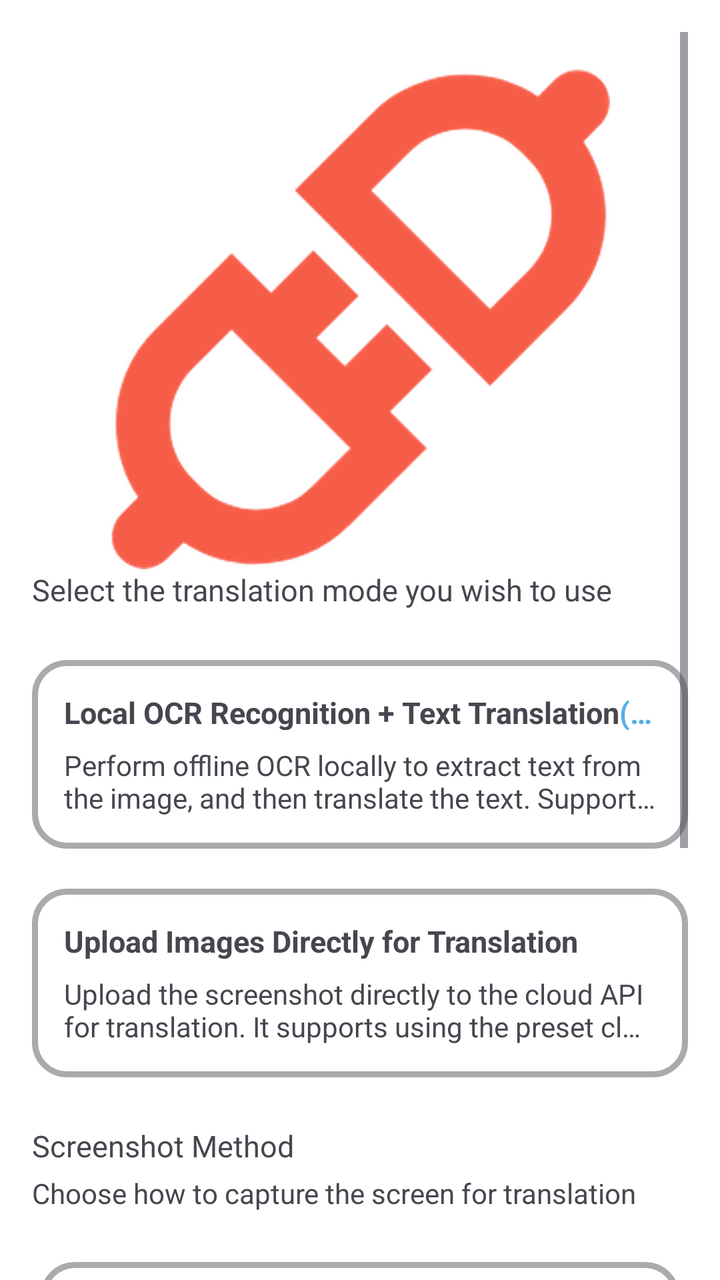
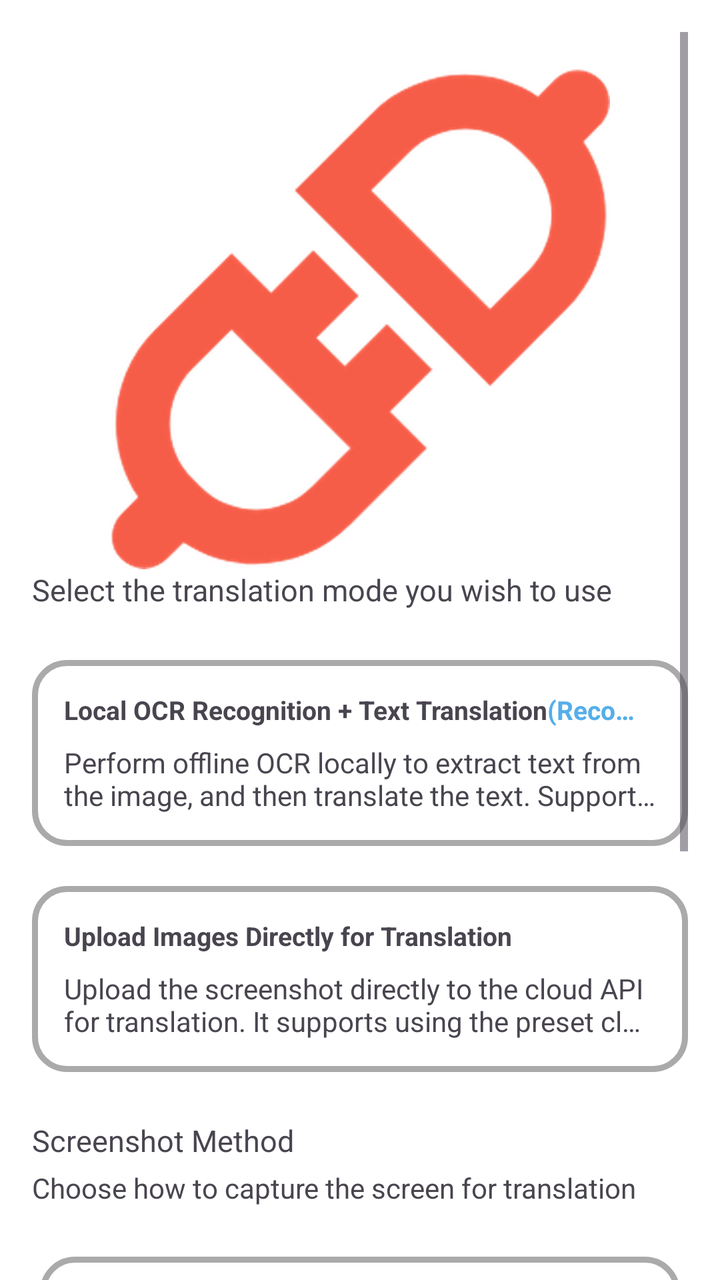

Two renders of the same Android screen: before a commit and after it. Below are the layout's source before the change and the commit's diff.
<!-- AndroidManifest.xml: application theme Theme.MT -->
<!-- res/layout/fragment_translation_mode.xml -->
<?xml version="1.0" encoding="utf-8"?>
<ScrollView xmlns:android="http://schemas.android.com/apk/res/android"
    xmlns:app="http://schemas.android.com/apk/res-auto"
    xmlns:tools="http://schemas.android.com/tools"
    android:id="@+id/constrainLayout"
    android:layout_width="match_parent"
    android:layout_height="match_parent"
    android:padding="16dp"
    android:clipChildren="false"
    android:clipToPadding="false"
    tools:context=".me.settings.TranslationMode" >

    <androidx.constraintlayout.widget.ConstraintLayout
        android:layout_width="match_parent"
        android:layout_height="wrap_content"
        android:clipChildren="false"
        android:clipToPadding="false"
        app:layout_constraintBottom_toBottomOf="parent"
        app:layout_constraintEnd_toEndOf="parent"
        app:layout_constraintStart_toStartOf="parent"
        app:layout_constraintTop_toTopOf="parent">

        <androidx.constraintlayout.widget.Guideline
            android:id="@+id/guideline"
            android:layout_width="wrap_content"
            android:layout_height="wrap_content"
            android:orientation="horizontal"
            app:layout_constraintGuide_percent="0.02" />

        <ImageView
            android:id="@+id/api_imageView"
            android:layout_width="250dp"
            android:layout_height="250dp"
            android:src="@drawable/apiicon"
            android:scaleType="centerCrop"
            app:layout_constraintEnd_toEndOf="parent"
            app:layout_constraintStart_toStartOf="parent"
            app:layout_constraintTop_toBottomOf="@id/guideline" />

        <TextView
            android:id="@+id/des_textView"
            android:layout_width="wrap_content"
            android:layout_height="wrap_content"
            android:text="@string/choose_mode"
            android:textSize="15sp"
            app:layout_constraintTop_toBottomOf="@id/api_imageView"
            app:layout_constraintStart_toStartOf="parent" />

        <LinearLayout
            android:id="@+id/modeGroup"
            android:layout_width="match_parent"
            android:layout_height="wrap_content"
            android:orientation="vertical"
            android:layout_marginTop="10dp"
            app:layout_constraintTop_toBottomOf="@id/des_textView"
            app:layout_constraintEnd_toEndOf="parent"
            app:layout_constraintStart_toStartOf="parent">

            <LinearLayout
                android:id="@+id/ocrModeLayout"
                android:layout_width="match_parent"
                android:layout_height="wrap_content"
                android:layout_marginTop="15dp"
                android:background="@drawable/custom_radio_button_background"
                android:orientation="horizontal"
                android:padding="16dp">

                <LinearLayout
                    android:layout_width="match_parent"
                    android:layout_height="wrap_content"
                    android:orientation="vertical">

                    <TextView android:ellipsize="end" android:maxLines="1" android:autoSizeTextType="uniform" android:autoSizeMinTextSize="15sp" android:autoSizeMaxTextSize="18sp" android:autoSizeStepGranularity="1sp" 
                        android:layout_width="match_parent"
                        android:layout_height="wrap_content"
                        android:text="@string/ocr_mode"
                        android:textSize="14sp"
                        android:textStyle="bold"
                        android:textColorHighlight="@android:color/transparent"/>

                    <TextView
                        android:layout_width="match_parent"
                        android:layout_height="wrap_content"
                        android:layout_marginTop="8dp"
                        android:maxLines="2"
                        android:ellipsize="end"
                        android:text="@string/ocr_mode_description" />

                </LinearLayout>
            </LinearLayout>

            <LinearLayout
                android:id="@+id/picModeLayout"
                android:layout_width="match_parent"
                android:layout_height="wrap_content"
                android:layout_marginTop="20dp"
                android:background="@drawable/custom_radio_button_background"
                android:orientation="horizontal"
                android:padding="16dp">

                <LinearLayout
                    android:layout_width="match_parent"
                    android:layout_height="wrap_content"
                    android:orientation="vertical">

                    <TextView android:ellipsize="end" android:maxLines="1" android:autoSizeTextType="uniform" android:autoSizeMinTextSize="15sp" android:autoSizeMaxTextSize="18sp" android:autoSizeStepGranularity="1sp" 
                        android:layout_width="match_parent"
                        android:layout_height="wrap_content"
                        android:text="@string/pic_mode"
                        android:textSize="14sp"
                        android:textStyle="bold" />

                    <TextView
                        android:layout_width="match_parent"
                        android:layout_height="wrap_content"
                        android:layout_marginTop="8dp"
                        android:maxLines="2"
                        android:ellipsize="end"
                        android:text="@string/pic_mode_description"
                        android:textColorHighlight="@android:color/transparent"/>

                </LinearLayout>
            </LinearLayout>

        </LinearLayout>

        
        <TextView
            android:id="@+id/screenshot_title"
            android:layout_width="wrap_content"
            android:layout_height="wrap_content"
            android:layout_marginTop="24dp"
            android:text="@string/screenshot_section_title"
            android:textSize="15sp"
            app:layout_constraintTop_toBottomOf="@id/modeGroup"
            app:layout_constraintStart_toStartOf="parent" />

        <TextView
            android:id="@+id/screenshot_desc"
            android:layout_width="wrap_content"
            android:layout_height="wrap_content"
            android:layout_marginTop="4dp"
            android:text="@string/screenshot_section_desc"
            android:textSize="14sp"
            android:textColor="?android:textColorSecondary"
            app:layout_constraintTop_toBottomOf="@id/screenshot_title"
            app:layout_constraintStart_toStartOf="parent" />

        <LinearLayout
            android:id="@+id/screenshotGroup"
            android:layout_width="match_parent"
            android:layout_height="wrap_content"
            android:orientation="vertical"
            android:clipChildren="false"
            android:clipToPadding="false"
            android:layout_marginTop="10dp"
            app:layout_constraintTop_toBottomOf="@id/screenshot_desc"
            app:layout_constraintEnd_toEndOf="parent"
            app:layout_constraintStart_toStartOf="parent">

            <LinearLayout
                android:id="@+id/mediaprojectionLayout"
                android:layout_width="match_parent"
                android:layout_height="wrap_content"
                android:layout_marginHorizontal="4dp"
                android:layout_marginTop="15dp"
                android:background="@drawable/custom_radio_button_background"
                android:orientation="horizontal"
                android:padding="16dp">

                <LinearLayout
                    android:layout_width="match_parent"
                    android:layout_height="wrap_content"
                    android:orientation="vertical">

                    <TextView android:ellipsize="end" android:maxLines="1" android:autoSizeTextType="uniform" android:autoSizeMinTextSize="15sp" android:autoSizeMaxTextSize="18sp" android:autoSizeStepGranularity="1sp" 
                        android:layout_width="match_parent"
                        android:layout_height="wrap_content"
                        android:text="@string/screenshot_method_mediaprojection"
                        android:textSize="14sp"
                        android:textStyle="bold"
                        android:textColorHighlight="@android:color/transparent"/>

                    <TextView
                        android:layout_width="match_parent"
                        android:layout_height="wrap_content"
                        android:layout_marginTop="8dp"
                        android:text="@string/screenshot_mediaprojection_desc" />

                </LinearLayout>
            </LinearLayout>

            <LinearLayout
                android:id="@+id/accessibilityLayout"
                android:layout_width="match_parent"
                android:layout_height="wrap_content"
                android:layout_marginHorizontal="4dp"
                android:layout_marginTop="20dp"
                android:background="@drawable/custom_radio_button_background"
                android:orientation="horizontal"
                android:padding="16dp">

                <LinearLayout
                    android:layout_width="match_parent"
                    android:layout_height="wrap_content"
                    android:orientation="vertical">

                    <TextView android:ellipsize="end" android:maxLines="1" android:autoSizeTextType="uniform" android:autoSizeMinTextSize="15sp" android:autoSizeMaxTextSize="18sp" android:autoSizeStepGranularity="1sp" 
                        android:layout_width="match_parent"
                        android:layout_height="wrap_content"
                        android:text="@string/screenshot_method_accessibility"
                        android:textSize="14sp"
                        android:textStyle="bold" />

                    <TextView
                        android:layout_width="match_parent"
                        android:layout_height="wrap_content"
                        android:layout_marginTop="8dp"
                        android:text="@string/screenshot_accessibility_desc"
                        android:textColorHighlight="@android:color/transparent"/>

                </LinearLayout>
            </LinearLayout>

        </LinearLayout>

    </androidx.constraintlayout.widget.ConstraintLayout>

</ScrollView>
<!-- resources referenced by this layout -->
<resources>
  <!-- drawable apiicon: webp bitmap (drawable, 46238 bytes) -->
  <!-- drawable custom_radio_button_background (drawable) -->
  <?xml version="1.0" encoding="utf-8"?>
  <shape xmlns:android="http://schemas.android.com/apk/res/android"
      android:shape="rectangle">
  
      <corners android:radius="16dp" />
      <stroke android:width="3dp" android:color="@android:color/darker_gray" />
      <solid android:color="@color/surface" />
  
  </shape>
  <string name="choose_mode">Select the translation mode you wish to use</string>
  <string name="ocr_mode">Local OCR Recognition + Text Translation<font color="#55AEEA">(Recommended)</font></string>
  <string name="ocr_mode_description">Perform offline OCR locally to extract text from the image, and then translate the text. Supports local machine offline text translation, as well as the use of preset cloud text translation APIs and custom cloud text translation APIs. Note that offline OCR recognition only supports Chinese,  English, Japanese, and Korean. This method consumes very little data traffic; if you choose to process it completely locally, you can even do it completely offline.</string>
  <string name="pic_mode">Upload Images Directly for Translation</string>
  <string name="pic_mode_description">Upload the screenshot directly to the cloud API for translation. It supports using the preset cloud image translation API, and also supports using the custom cloud image translation API. <font color="#55AEEA">It does not support local translation</font>. This method consumes relatively more data traffic.</string>
  <string name="screenshot_accessibility_desc">✅ One-time authorization — never asked again\n✅ No persistent notification — clean status bar\n❌ Must manually enable in system accessibility settings</string>
  <string name="screenshot_mediaprojection_desc">✅ Works out of the box — no additional service to install or configure\n❌ Permission dialog on every launch\n❌ Android requires persistent "recording" notification</string>
  <string name="screenshot_method_accessibility">Accessibility Service</string>
  <string name="screenshot_method_mediaprojection">Screen Capture (Recommended)</string>
  <string name="screenshot_section_desc">Choose how to capture the screen for translation</string>
  <string name="screenshot_section_title">Screenshot Method</string>
  <style name="Theme.MT" parent="Base.Theme.MT">
          
          <item name="android:navigationBarColor">@android:color/transparent</item>
          <item name="android:statusBarColor">@android:color/transparent</item>
          <item name="android:windowLightStatusBar">?attr/isLightTheme</item>
      </style>
  <color name="surface">#FFFFFF</color>
  <style name="Base.Theme.MT" parent="Theme.Material3.DayNight.NoActionBar">
          <item name="colorPrimary">@color/primary</item>
          <item name="android:windowBackground">@color/surface</item>
          <item name="android:navigationBarColor">
              @android:color/transparent
          </item>
          <item name="android:enforceNavigationBarContrast">false</item>
          <item name="android:enforceStatusBarContrast">false</item>
      </style>
  <color name="primary">#55AEEA</color>
</resources>

<!-- the commit's change to res/layout/fragment_translation_mode.xml (unified diff, before → after) -->
@@ -70,12 +70,12 @@
                     android:layout_height="wrap_content"
                     android:orientation="vertical">
 
-                    <TextView android:ellipsize="end" android:maxLines="1" android:autoSizeTextType="uniform" android:autoSizeMinTextSize="15sp" android:autoSizeMaxTextSize="18sp" android:autoSizeStepGranularity="1sp" 
+                    <TextView android:ellipsize="end" android:maxLines="1" 
                         android:layout_width="match_parent"
                         android:layout_height="wrap_content"
                         android:text="@string/ocr_mode"
-                        android:textSize="14sp"
-                        android:textStyle="bold"
+                        android:textSize="13sp"
+						android:textStyle="bold"
                         android:textColorHighlight="@android:color/transparent"/>
 
                     <TextView
@@ -103,11 +103,11 @@
                     android:layout_height="wrap_content"
                     android:orientation="vertical">
 
-                    <TextView android:ellipsize="end" android:maxLines="1" android:autoSizeTextType="uniform" android:autoSizeMinTextSize="15sp" android:autoSizeMaxTextSize="18sp" android:autoSizeStepGranularity="1sp" 
+                    <TextView android:ellipsize="end" android:maxLines="1" 
                         android:layout_width="match_parent"
                         android:layout_height="wrap_content"
                         android:text="@string/pic_mode"
-                        android:textSize="14sp"
+                        android:textSize="13sp"
                         android:textStyle="bold" />
 
                     <TextView
@@ -173,12 +173,12 @@
                     android:layout_height="wrap_content"
                     android:orientation="vertical">
 
-                    <TextView android:ellipsize="end" android:maxLines="1" android:autoSizeTextType="uniform" android:autoSizeMinTextSize="15sp" android:autoSizeMaxTextSize="18sp" android:autoSizeStepGranularity="1sp" 
+                    <TextView android:ellipsize="end" android:maxLines="1" 
                         android:layout_width="match_parent"
                         android:layout_height="wrap_content"
                         android:text="@string/screenshot_method_mediaprojection"
-                        android:textSize="14sp"
-                        android:textStyle="bold"
+                        android:textSize="13sp"
+						android:textStyle="bold"
                         android:textColorHighlight="@android:color/transparent"/>
 
                     <TextView
@@ -205,7 +205,7 @@
                     android:layout_height="wrap_content"
                     android:orientation="vertical">
 
-                    <TextView android:ellipsize="end" android:maxLines="1" android:autoSizeTextType="uniform" android:autoSizeMinTextSize="15sp" android:autoSizeMaxTextSize="18sp" android:autoSizeStepGranularity="1sp" 
+                    <TextView android:ellipsize="end" android:maxLines="1" 
                         android:layout_width="match_parent"
                         android:layout_height="wrap_content"
                         android:text="@string/screenshot_method_accessibility"
